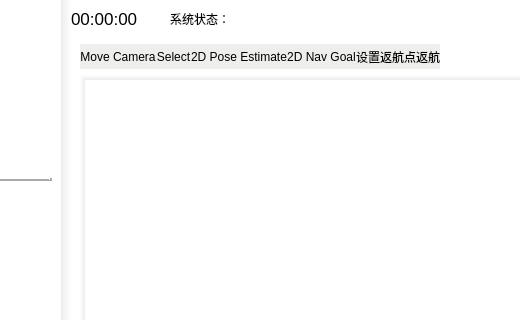
Before: the Qt Designer form ui/main_window.ui in chengyangkj/Ros_Qt5_Gui_App, drawn with Qt 5; both pictures show x 365 to 885 and y 0 to 320 of the 1266 by 656 pixel window.
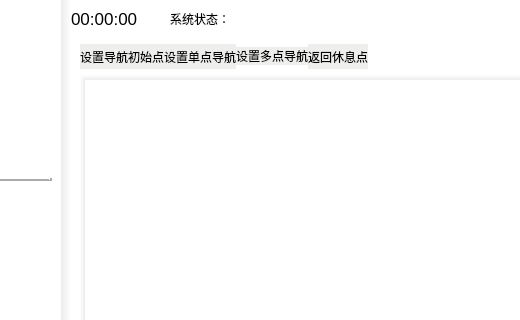
After: the same form once the commit is applied. The open tabs and pages were chosen to show the change. Icons and pictures are not drawn.

Commit message: update robot pose and some bug

The edit to the form file:
```diff
--- a/ui/main_window.ui
+++ b/ui/main_window.ui
@@ -1062,78 +1062,6 @@
                   <property name="spacing">
                    <number>0</number>
                   </property>
-                  <item>
-                   <widget class="QPushButton" name="move_camera_btn">
-                    <property name="minimumSize">
-                     <size>
-                      <width>0</width>
-                      <height>25</height>
-                     </size>
-                    </property>
-                    <property name="styleSheet">
-                     <string notr="true">QPushButton:hover{
-background-color:rgb(186, 189, 182);
-border-bottom:2px solid rgb(67, 154, 246);
-}
-QPushButton:checked{
-background-color:cyan;
-border-bottom:2px solid white 
-}
-QPushButton:pressed{
-background-color:rgb(67, 154, 246)
-}
-QPushButton{
-background-color:rgb(238, 238, 236);
-border:none; 
-padding:0px 0px 0px 0px;
-margin:0px 0px 0px 0px;
-}</string>
-                    </property>
-                    <property name="text">
-                     <string>Move Camera</string>
-                    </property>
-                    <property name="icon">
-                     <iconset>
-                      <normaloff>:/images/rotate_cam.svg</normaloff>:/images/rotate_cam.svg</iconset>
-                    </property>
-                   </widget>
-                  </item>
-                  <item>
-                   <widget class="QPushButton" name="set_select_btn">
-                    <property name="minimumSize">
-                     <size>
-                      <width>0</width>
-                      <height>25</height>
-                     </size>
-                    </property>
-                    <property name="styleSheet">
-                     <string notr="true">QPushButton:hover{
-background-color:rgb(186, 189, 182);
-border-bottom:2px solid rgb(67, 154, 246);
-}
-QPushButton:checked{
-background-color:cyan;
-border-bottom:2px solid white 
-}
-QPushButton:pressed{
-background-color:rgb(67, 154, 246)
-}
-QPushButton{
-background-color:rgb(238, 238, 236);
-border:none; 
-padding:0px 0px 0px 0px;
-margin:0px 0px 0px 0px;
-}</string>
-                    </property>
-                    <property name="text">
-                     <string>Select</string>
-                    </property>
-                    <property name="icon">
-                     <iconset>
-                      <normaloff>:/images/classes/Select.png</normaloff>:/images/classes/Select.png</iconset>
-                    </property>
-                   </widget>
-                  </item>
                   <item>
                    <widget class="QPushButton" name="set_pos_btn">
                     <property name="minimumSize">
@@ -1168,7 +1096,7 @@
 }</string>
                     </property>
                     <property name="text">
-                     <string>2D Pose Estimate</string>
+                     <string>设置导航初始点</string>
                     </property>
                     <property name="icon">
                      <iconset>
@@ -1204,7 +1132,7 @@
 }</string>
                     </property>
                     <property name="text">
-                     <string>2D Nav Goal</string>
+                     <string>设置单点导航</string>
                     </property>
                     <property name="icon">
                      <iconset>
@@ -1213,13 +1141,7 @@
                    </widget>
                   </item>
                   <item>
-                   <widget class="QPushButton" name="set_return_btn">
-                    <property name="maximumSize">
-                     <size>
-                      <width>16777215</width>
-                      <height>25</height>
-                     </size>
-                    </property>
+                   <widget class="QPushButton" name="set_mutil_goal_btn">
                     <property name="styleSheet">
                      <string notr="true">QPushButton:hover{
 background-color:rgb(186, 189, 182);
@@ -1240,7 +1162,7 @@
 }</string>
                     </property>
                     <property name="text">
-                     <string>设置返航点</string>
+                     <string>设置多点导航</string>
                     </property>
                     <property name="icon">
                      <iconset>
@@ -1276,7 +1198,7 @@
 }</string>
                     </property>
                     <property name="text">
-                     <string>返航</string>
+                     <string>返回休息点</string>
                     </property>
                     <property name="icon">
                      <iconset>
```
Left out of the diff: 5 changed lines with no effect on the pictures. The commit also changes 17 other files.
